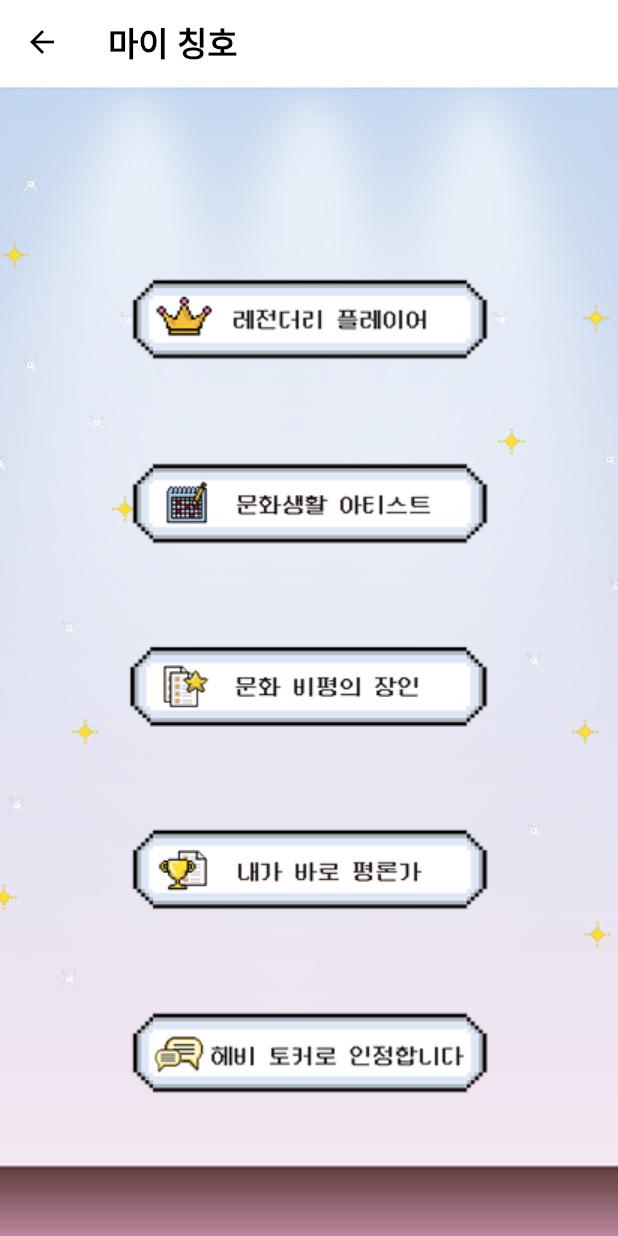
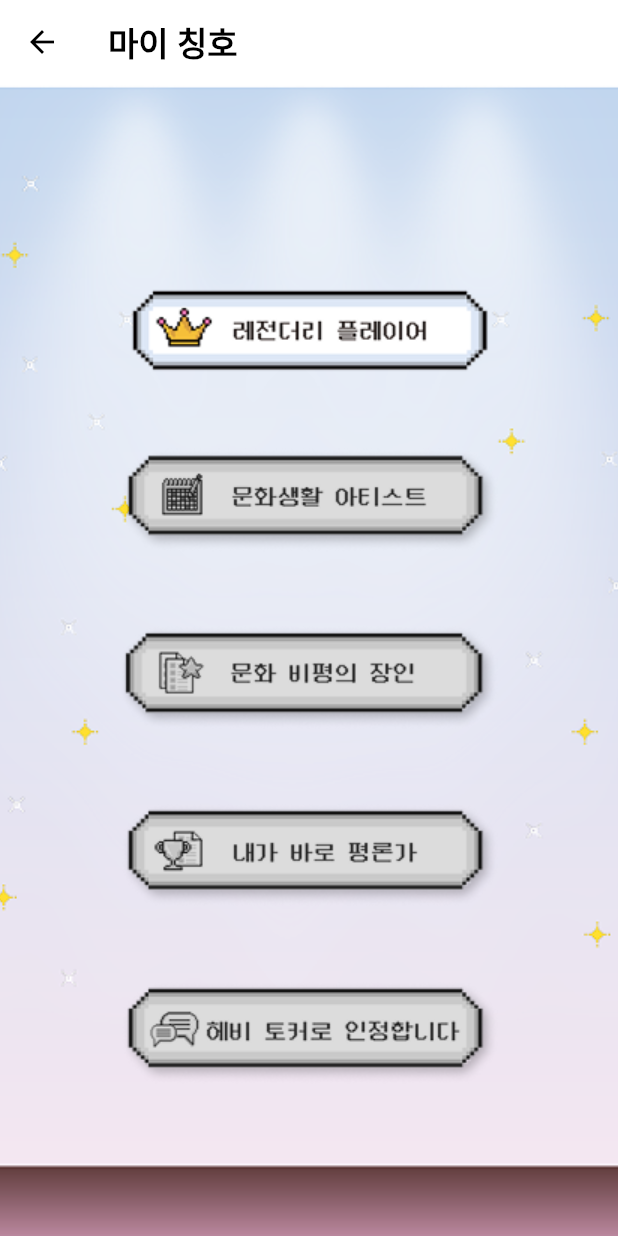
Before and after one commit to Team0479/frontend, a Flutter app: the InventoryTitleScreen screen opened directly, on a phone screen of 412 x 824 dp. Run offline on Flutter 3.47's test engine with Material 3 defaults, Android fonts, the phone set to English and light mode, and no system bars; our stand-ins replace shared_preferences, table_calendar, uni_links; accounts and stored records are empty; Roboto replaces fonts that are missing (Spoqa Han Sans Neo); project files that could hold a hidden picture were left out.

Commit message:
feat: 06170016 UI 수정

```diff
--- a/lib/screens/inventory/inventory_title_screen.dart
+++ b/lib/screens/inventory/inventory_title_screen.dart
@@ -8,10 +8,10 @@ class InventoryTitleScreen extends StatelessWidget {
   Widget build(BuildContext context) {
     final titleImages = [
       'assets/images/title1.png',
-      'assets/images/title2.png',
-      'assets/images/title3.png',
-      'assets/images/title4.png',
-      'assets/images/title5.png',
+      'assets/images/title2_gray.png',
+      'assets/images/title3_gray.png',
+      'assets/images/title4_gray.png',
+      'assets/images/title5_gray.png',
     ];
     return Scaffold(
       appBar: AppBar(
@@ -39,10 +39,7 @@ class InventoryTitleScreen extends StatelessWidget {
                   children: [
                     const SizedBox(height: 32),
                     for (final img in titleImages)
-                      Padding(
-                        padding: const EdgeInsets.symmetric(vertical: 8),
-                        child: Image.asset(img, width: 320),
-                      ),
+                      Image.asset(img, width: 320),
                   ],
                 ),
               ),
```
Also changed, not shown: lib/screens/inventory/my_review_screen.dart (+65 -28 lines), assets/images/title1_gray.png (added), assets/images/title2_gray.png (added), assets/images/title3_gray.png (added), assets/images/title4_gray.png (added), assets/images/title5_gray.png (added).
